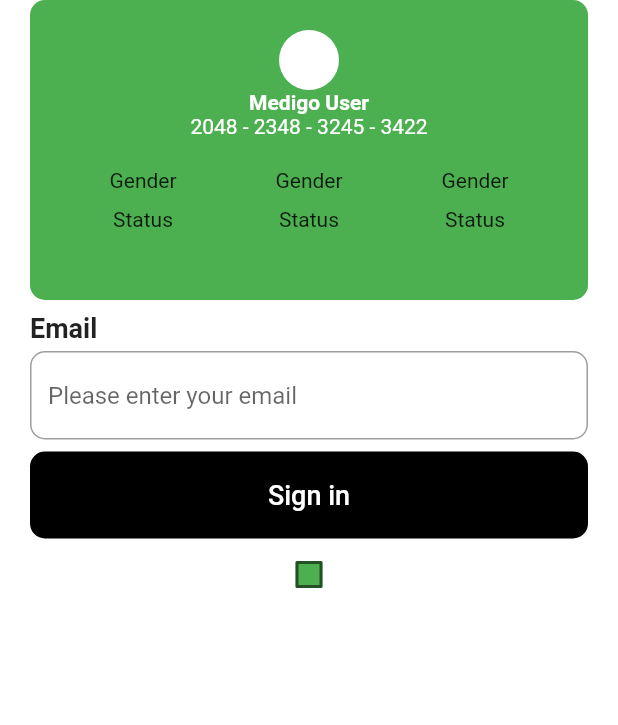
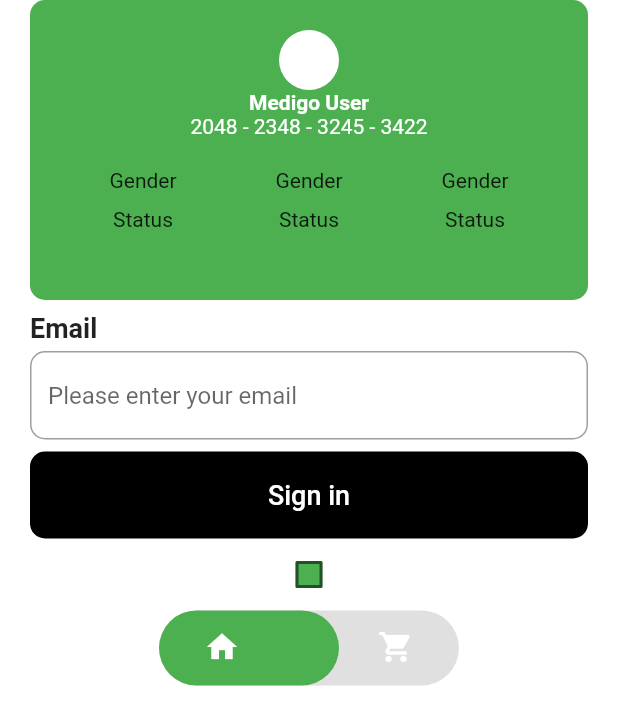
Before and after one commit to SydneyTechnologies/MedigoApp, a Flutter app: the TestScreen screen opened directly, on a phone screen of 412 x 824 dp. Shown: the top 725 px of the screen. Run offline on Flutter 3.47's test engine with Material 2 defaults, Android fonts, the phone set to English and light mode, and no system bars.

Commit message:
feat: creating the custom navigation bar :construction:

```diff
--- a/medigo_app/lib/components/customWidgets.dart
+++ b/medigo_app/lib/components/customWidgets.dart
@@ -169,3 +169,54 @@ class UserProfile extends StatelessWidget {
         ));
   }
 }
+
+class CustomNavBar extends StatefulWidget {
+  const CustomNavBar({super.key});
+
+  @override
+  State<CustomNavBar> createState() => _CustomNavBarState();
+}
+
+class _CustomNavBarState extends State<CustomNavBar> {
+  @override
+  Widget build(BuildContext context) {
+    return Container(
+      width: 200,
+      height: 50,
+      decoration: BoxDecoration(
+          color: Colors.grey.shade300, borderRadius: BorderRadius.circular(30)),
+      child: Stack(
+        children: [
+          Positioned(
+            left: 0,
+            right: 80,
+            top: 0,
+            bottom: 0,
+            child: Container(
+              width: 125,
+              height: 100,
+              decoration: BoxDecoration(
+                  color: Colors.green, borderRadius: BorderRadius.circular(30)),
+            ),
+          ),
+          const Positioned(
+            top: 12,
+            left: 30,
+            child: Icon(
+              Icons.home,
+              color: Colors.white,
+            ),
+          ),
+          const Positioned(
+            top: 12,
+            right: 30,
+            child: Icon(
+              Icons.shopping_cart,
+              color: Colors.white,
+            ),
+          ),
+        ],
+      ),
+    );
+  }
+}
--- a/medigo_app/lib/screens/TestScreen.dart
+++ b/medigo_app/lib/screens/TestScreen.dart
@@ -20,7 +20,8 @@ class TestScreen extends StatelessWidget {
               const CustomButton(
                 text: "Sign in",
               ),
-              CustomCheckBox()
+              CustomCheckBox(),
+              CustomNavBar()
             ],
           ),
         ),
```
Also changed, not shown: medigo_app/pubspec.lock.
